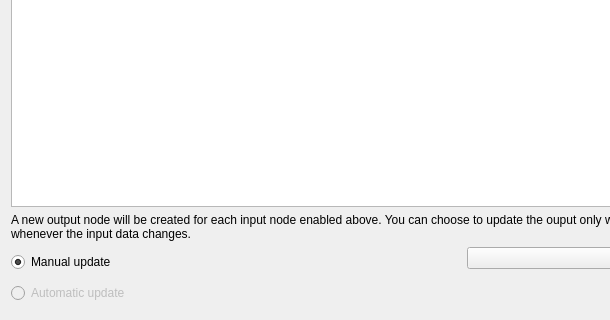
Above: Code/Gui/MITK/Plugins/uk.ac.ucl.cmic.igiundistort/src/internal/UndistortViewControls.ui from NifTK/NifTK before the change; both pictures show x 0 to 610 and y 714 to 1034 of the 927 by 1034 pixel window. Below: the same form after it.
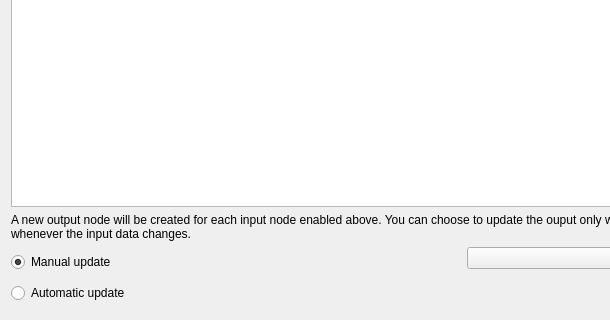
That is the form after the change.

What changed in the file:
```diff
--- a/Code/Gui/MITK/Plugins/uk.ac.ucl.cmic.igiundistort/src/internal/UndistortViewControls.ui
+++ b/Code/Gui/MITK/Plugins/uk.ac.ucl.cmic.igiundistort/src/internal/UndistortViewControls.ui
@@ -100,7 +100,7 @@
        <item>
         <widget class="QRadioButton" name="m_AutomaticUpdateRadioButton">
          <property name="enabled">
-          <bool>false</bool>
+          <bool>true</bool>
          </property>
          <property name="text">
           <string>Automatic update</string>
```
